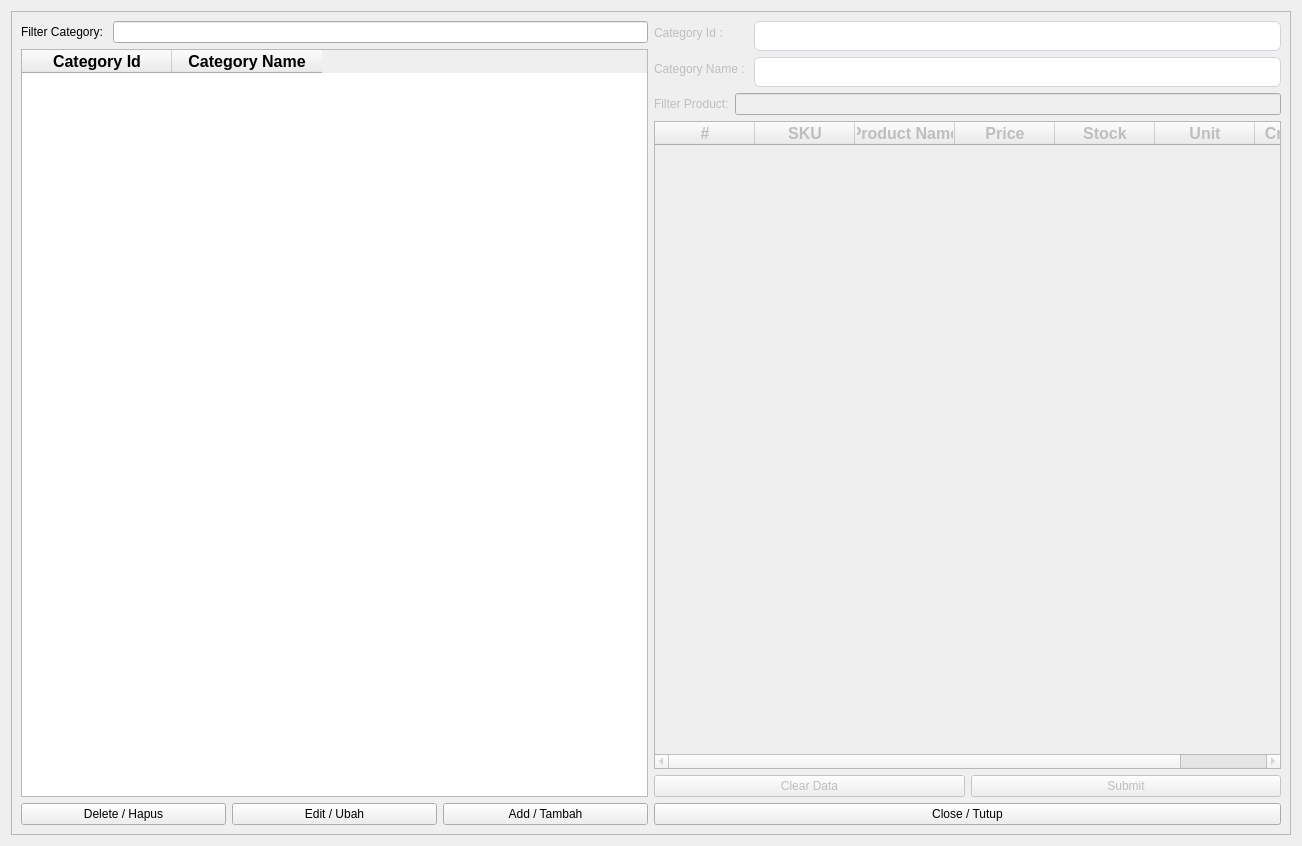
Qt form ui/categories.ui (michael-halim/pos) before a commit.
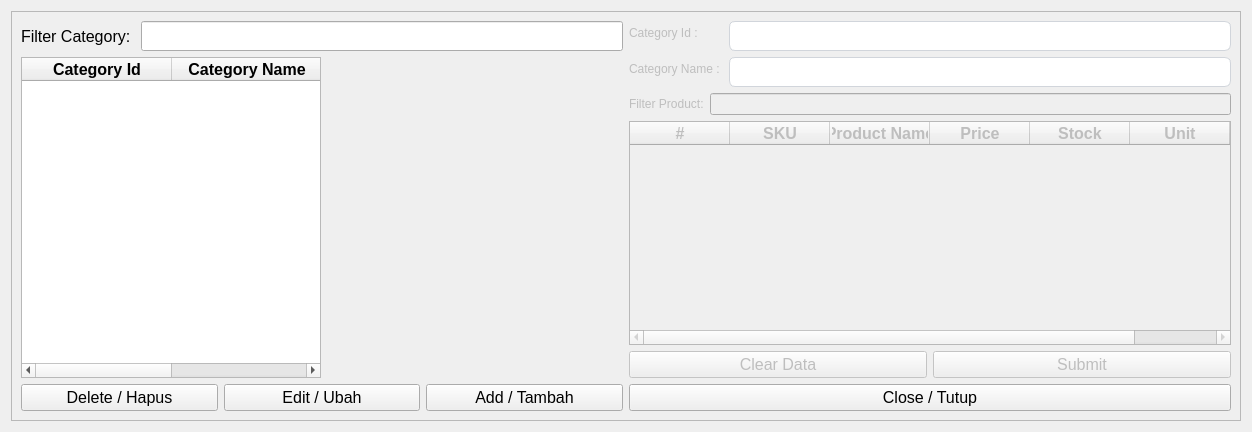
The same form after that commit.

```diff
--- a/ui/categories.ui
+++ b/ui/categories.ui
@@ -6,8 +6,8 @@
    <rect>
     <x>0</x>
     <y>0</y>
-    <width>1302</width>
-    <height>846</height>
+    <width>1252</width>
+    <height>432</height>
    </rect>
   </property>
   <property name="windowTitle">
@@ -33,10 +33,15 @@
              <widget class="QLabel" name="filter_categories_label">
               <property name="maximumSize">
                <size>
-                <width>16777215</width>
+                <width>300</width>
                 <height>16777215</height>
                </size>
               </property>
+              <property name="font">
+               <font>
+                <pointsize>12</pointsize>
+               </font>
+              </property>
               <property name="text">
                <string>Filter Category: </string>
               </property>
@@ -50,7 +55,7 @@
               <property name="minimumSize">
                <size>
                 <width>0</width>
-                <height>0</height>
+                <height>30</height>
                </size>
               </property>
               <property name="maximumSize">
@@ -73,10 +78,15 @@
             </property>
             <property name="maximumSize">
              <size>
-              <width>16777215</width>
+              <width>300</width>
               <height>16777215</height>
              </size>
             </property>
+            <property name="font">
+             <font>
+              <pointsize>12</pointsize>
+             </font>
+            </property>
             <attribute name="horizontalHeaderDefaultSectionSize">
              <number>150</number>
             </attribute>
@@ -116,6 +126,11 @@
            <layout class="QHBoxLayout" name="horizontalLayout_2">
             <item>
              <widget class="QPushButton" name="delete_category_button">
+              <property name="font">
+               <font>
+                <pointsize>12</pointsize>
+               </font>
+              </property>
               <property name="text">
                <string>Delete / Hapus</string>
               </property>
@@ -123,6 +138,11 @@
             </item>
             <item>
              <widget class="QPushButton" name="edit_category_button">
+              <property name="font">
+               <font>
+                <pointsize>12</pointsize>
+               </font>
+              </property>
               <property name="text">
                <string>Edit / Ubah</string>
               </property>
@@ -130,6 +150,11 @@
             </item>
             <item>
              <widget class="QPushButton" name="add_category_button">
+              <property name="font">
+               <font>
+                <pointsize>12</pointsize>
+               </font>
+              </property>
               <property name="text">
                <string>Add / Tambah</string>
               </property>
@@ -251,6 +276,12 @@
               <property name="enabled">
                <bool>false</bool>
               </property>
+              <property name="minimumSize">
+               <size>
+                <width>600</width>
+                <height>0</height>
+               </size>
+              </property>
               <column>
                <property name="text">
                 <string>#</string>
@@ -367,6 +398,11 @@
               <property name="enabled">
                <bool>false</bool>
               </property>
+              <property name="font">
+               <font>
+                <pointsize>12</pointsize>
+               </font>
+              </property>
               <property name="text">
                <string>Clear Data</string>
               </property>
@@ -377,6 +413,11 @@
               <property name="enabled">
                <bool>false</bool>
               </property>
+              <property name="font">
+               <font>
+                <pointsize>12</pointsize>
+               </font>
+              </property>
               <property name="text">
                <string>Submit</string>
               </property>
@@ -392,6 +433,11 @@
               <height>0</height>
              </size>
             </property>
+            <property name="font">
+             <font>
+              <pointsize>12</pointsize>
+             </font>
+            </property>
             <property name="text">
              <string>Close / Tutup</string>
             </property>
```
